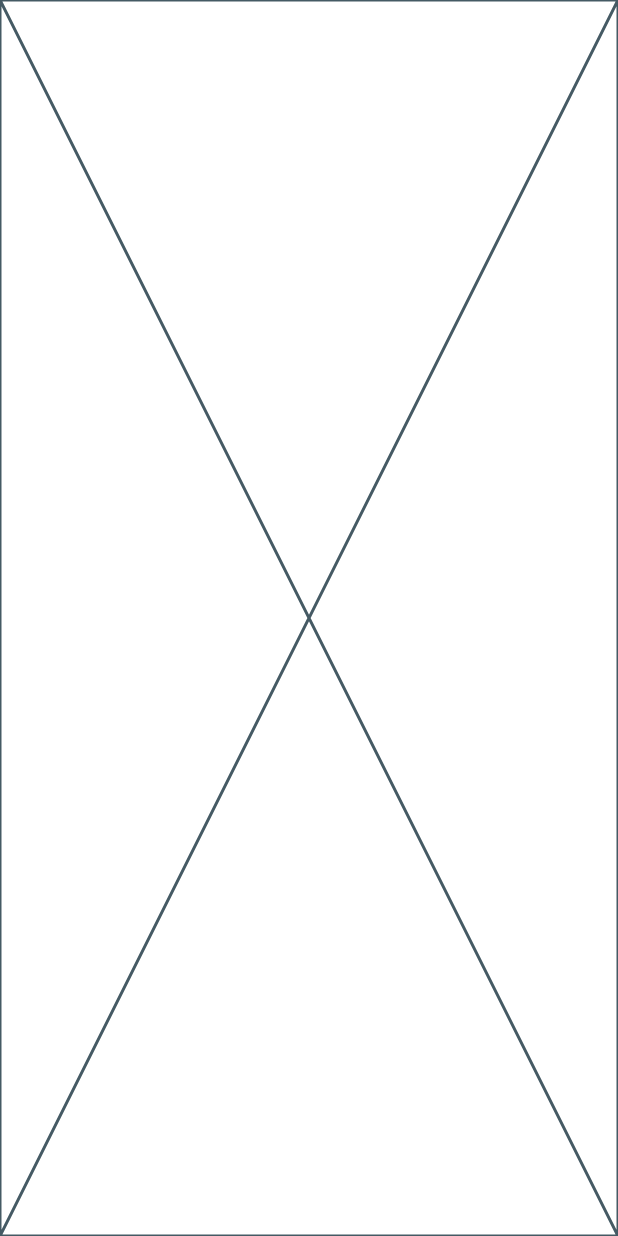
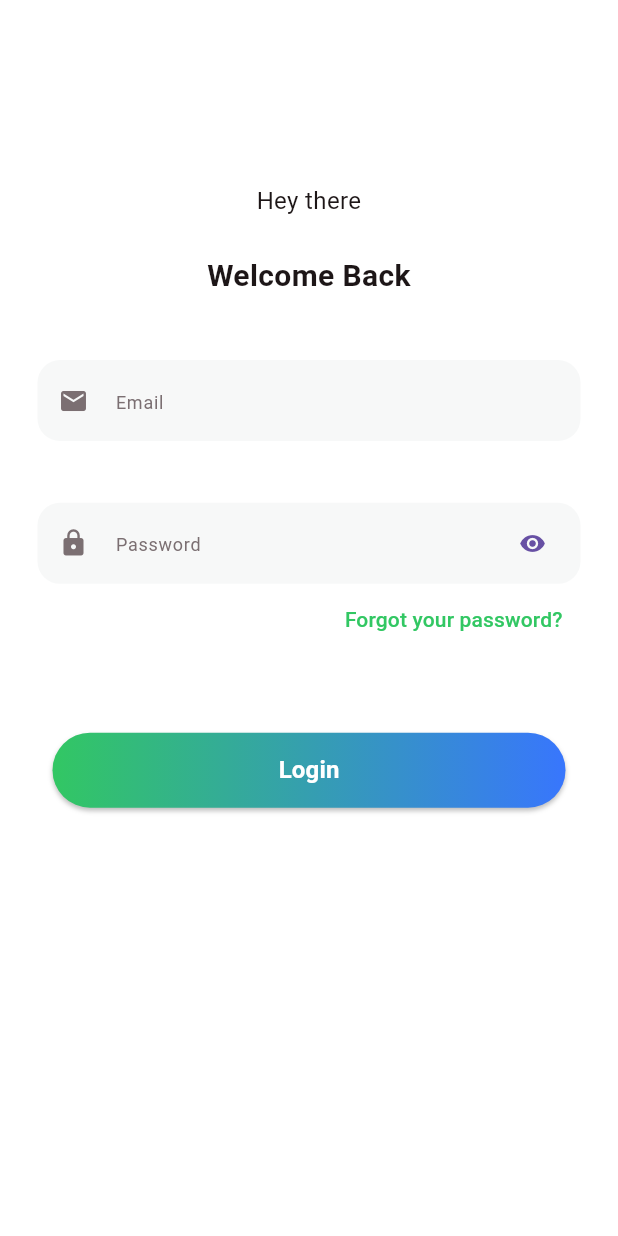
Before and after one commit to Shinigami-7/timed, a Flutter app: the screen it shows after launch, on a phone screen of 412 x 824 dp. Run offline on Flutter 3.47's test engine with Material 3 defaults, Android fonts, the phone set to English and light mode, and no system bars.

Commit message:
adding component in login screen

```diff
--- a/lib/main.dart
+++ b/lib/main.dart
@@ -2,22 +2,19 @@ import 'package:flutter/material.dart';
 import 'package:timed/screens/login%20screen.dart';
 
 void main() {
-  runApp(const MyApp());
+  runApp( MyApp());
 }
 
 class MyApp extends StatelessWidget {
-  const MyApp({super.key});
-
-  // This widget is the root of your application.
   @override
   Widget build(BuildContext context) {
     return MaterialApp(
+      debugShowCheckedModeBanner: false,
       title: 'Flutter Demo',
       theme: ThemeData(
-        colorScheme: ColorScheme.fromSeed(seedColor: Colors.deepPurple),
-        useMaterial3: true,
+        primarySwatch: Colors.blue,
       ),
-      home:  LoignScreen(),
+      home: LoignScreen(),
     );
   }
 }
--- a/lib/screens/login screen.dart
+++ b/lib/screens/login screen.dart
@@ -1,4 +1,7 @@
 import 'package:flutter/material.dart';
+import 'package:timed/utils/app_colors.dart';
+import 'package:timed/widgets/round_gradient_button.dart';
+import 'package:timed/widgets/round_text_field.dart';
 
 class LoignScreen extends StatefulWidget {
   const LoignScreen({super.key});
@@ -17,13 +20,144 @@ class _LoignScreenState extends State<LoignScreen> {
     BuildContext context, String email, String password) async{
       try{
         UserCredential userCredential = await _auth.signInWithEmailAndPassword(
-
-        )
-      }catch(e){}
+          email: email, password: password
+        );
+        User? user = userCredential.user;
+        Navigator.push(context, MaterialPageRoute(builder: (context)=> HomeScreen(),
+        ));
+        return user;
+      }catch(e){
+        ScaffoldMessenger.of(context).showSnackBar(
+          SnackBar(
+            content: Text("Login Failed, Please check your email and password")
+        ),
+        );
+        return null;
+      }
     }
 
   @override
+  void initState(){
+    //TODO: implement initState
+    super.initState();
+  }
+
+  @override
   Widget build(BuildContext context) {
-    return const Placeholder();
+    var media = MediaQuery.of(context).size;
+    return Scaffold(
+      backgroundColor: AppColors.whiteColor,
+      body: SafeArea(
+        child: SingleChildScrollView(
+          child: Container(
+            padding: EdgeInsets.symmetric(vertical:15, horizontal: 25),
+            child: Form(
+              key: _formKey,
+              child: Column(
+                mainAxisAlignment: MainAxisAlignment.center,
+                children: [
+                  SizedBox(height: media.height*0.1,),
+                  SizedBox(
+                    width: media.width,
+                    child: Column(
+                      crossAxisAlignment: CrossAxisAlignment.center,
+                      children: [
+                        SizedBox(
+                          height: media.height*0.03,
+                        ),
+                        Text("Hey there",
+                        textAlign: TextAlign.center,
+                        style: TextStyle(
+                          color: AppColors.blackColor,
+                          fontSize: 16,
+                          fontWeight: FontWeight.w400
+                        ),
+                        ),
+                        SizedBox(
+                          height: media.height*0.03,
+                        ),
+                        Text("Welcome Back",
+                        textAlign: TextAlign.center,
+                        style: TextStyle(
+                          color: AppColors.blackColor,
+                          fontSize: 20,
+                          fontWeight: FontWeight.w700
+                        ),
+                        ),
+                      ],
+                    ),
+                  ),
+                  SizedBox(height: media.width*0.1,),
+                  RoundTextField(
+                    textEditingController: _emailController,
+                    hintText: "Email",
+                    icon: Icons.email,
+                    textInputType: TextInputType.emailAddress,
+                    validator: (value){
+                      if (value ==null || value.isEmpty){
+                        return "Please enter your emali";
+                      }
+                      return null;
+                    },
+                  ),
+                                    SizedBox(height: media.width*0.1,),
+                  RoundTextField(
+                    textEditingController: _passController,
+                    hintText: "Password",
+                    icon: Icons.lock,
+                    textInputType: TextInputType.text,
+                    isObsecureText: _isObscure,
+                    validator: (value){
+                      if (value ==null || value.isEmpty){
+                        return "Please enter your Password";
+                      }
+                      else if(value.length < 6){
+                        return "Password must be atleast 6 character long";
+                      }
+                      return null;
+                    },
+                    rightIcon: TextButton(
+                      onPressed: (){
+                        setState(() {
+                          _isObscure = !_isObscure;
+                        });
+                      },
+                      child: Container(
+                        alignment: Alignment.center,
+                        height: 20,
+                        width: 20,
+                        child: Icon(_isObscure ? Icons.visibility : Icons.visibility_off),
+                      ),
+                    ),
+                  ),
+                  Align(
+                    alignment: Alignment.centerRight,
+                    child: TextButton(
+                      onPressed: (){},
+                      child: Text("Forgot your password?",
+                      style: TextStyle(
+                        color: AppColors.primaryColor1,
+                        fontSize: 14,
+                        fontWeight: FontWeight.w500,
+                      ),),
+                    ),
+                  ),
+                  SizedBox(
+                    height: media.width*0.1,
+                  ),
+                  RoundGradientButton(title: "Login",
+                  onPressed: (){
+                    if(_formKey.currentState!.validate()){
+                      _sigIn(context,_emailController.text, _passController.text);
+                    }
+                  })
+
+                ],
+              ),
+            ),
+          ),
+        ),
+        ),
+    );
   }
 }
--- a/lib/widgets/round_text_field.dart
+++ b/lib/widgets/round_text_field.dart
@@ -6,7 +6,7 @@ class RoundTextField extends StatelessWidget {
   final FormFieldValidator? validator;
   final ValueChanged<String>? onChanged;
   final String hintText;
-  final String icon;
+  final IconData icon;
   final TextInputType textInputType;
   final bool isObsecureText;
   final Widget? rightIcon;
@@ -19,7 +19,7 @@ class RoundTextField extends StatelessWidget {
       required this.hintText,
       required this.icon,
       required this.textInputType,
-      required this.isObsecureText,
+      this.isObsecureText = false,
       this.rightIcon});
 
   @override
@@ -43,11 +43,9 @@ class RoundTextField extends StatelessWidget {
             alignment: Alignment.center,
             width: 20,
             height: 20,
-            child: Image.asset(
+            child: Icon(
               icon,
-              height: 20,
-              width: 20,
-              fit: BoxFit.contain,
+              size: 20,
               color: AppColors.grayColor,
             ),
           ),
--- a/pubspec.yaml
+++ b/pubspec.yaml
@@ -60,7 +60,7 @@ flutter:
 
   # To add assets to your application, add an assets section, like this:
   assets:
-    - assets/icons
+    - assets/icons/
   #   - images/a_dot_ham.jpeg
 
   # An image asset can refer to one or more resolution-specific "variants", see
```
Also changed, not shown: assets/icons/mail (1).png (added), assets/icons/user (1).png (added), 1 other file.
